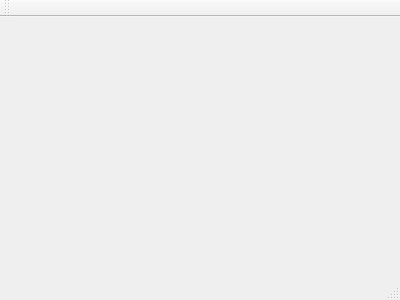
Before: the Qt Designer form Yatzy/Yatzy/mainwindow.ui in GUI-Programmering-Yatzy-Juli/Yatzy, drawn with Qt 5.
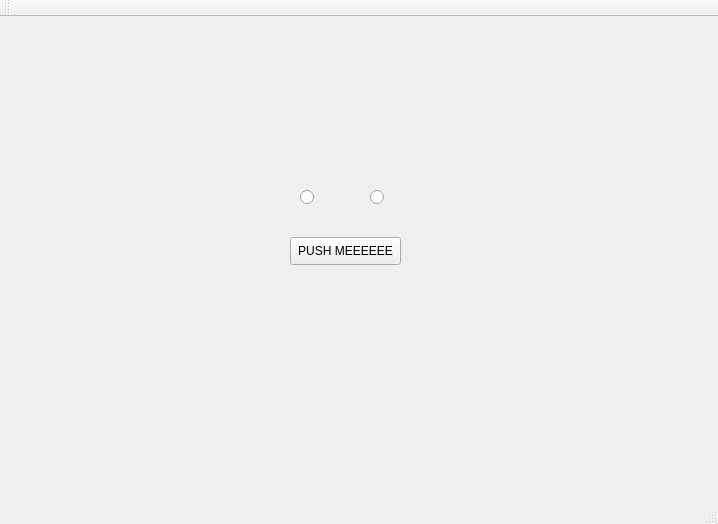
After: the same form once the commit is applied.

Commit message: Glad gubbe

Patch:
```diff
--- a/Yatzy/Yatzy/mainwindow.ui
+++ b/Yatzy/Yatzy/mainwindow.ui
@@ -1,24 +1,79 @@
 <ui version="4.0">
  <class>MainWindow</class>
- <widget class="QMainWindow" name="MainWindow" >
-  <property name="geometry" >
+ <widget class="QMainWindow" name="MainWindow">
+  <property name="geometry">
    <rect>
     <x>0</x>
     <y>0</y>
-    <width>400</width>
-    <height>300</height>
+    <width>718</width>
+    <height>524</height>
    </rect>
   </property>
   <property name="windowTitle" >
    <string>MainWindow</string>
   </property>
-  <widget class="QMenuBar" name="menuBar" />
-  <widget class="QToolBar" name="mainToolBar" />
-  <widget class="QWidget" name="centralWidget" />
-  <widget class="QStatusBar" name="statusBar" />
+  <widget class="QWidget" name="centralWidget">
+   <widget class="QPushButton" name="pushButton">
+    <property name="geometry">
+     <rect>
+      <x>290</x>
+      <y>220</y>
+      <width>111</width>
+      <height>28</height>
+     </rect>
+    </property>
+    <property name="text">
+     <string>PUSH MEEEEEE</string>
+    </property>
+   </widget>
+   <widget class="QRadioButton" name="radioButton">
+    <property name="geometry">
+     <rect>
+      <x>370</x>
+      <y>170</y>
+      <width>95</width>
+      <height>20</height>
+     </rect>
+    </property>
+    <property name="text">
+     <string/>
+    </property>
+   </widget>
+   <widget class="QRadioButton" name="radioButton_2">
+    <property name="geometry">
+     <rect>
+      <x>300</x>
+      <y>170</y>
+      <width>95</width>
+      <height>20</height>
+     </rect>
+    </property>
+    <property name="text">
+     <string/>
+    </property>
+   </widget>
+  </widget>
+  <widget class="QMenuBar" name="menuBar">
+   <property name="geometry">
+    <rect>
+     <x>0</x>
+     <y>0</y>
+     <width>718</width>
+     <height>26</height>
+    </rect>
+   </property>
+  </widget>
+  <widget class="QToolBar" name="mainToolBar">
+   <attribute name="toolBarArea">
+    <enum>TopToolBarArea</enum>
+   </attribute>
+   <attribute name="toolBarBreak">
+    <bool>false</bool>
+   </attribute>
+  </widget>
+  <widget class="QStatusBar" name="statusBar"/>
  </widget>
- <layoutDefault spacing="6" margin="11" />
- <pixmapfunction></pixmapfunction>
+ <layoutdefault spacing="6" margin="11"/>
  <resources/>
  <connections/>
 </ui>
```
Left out of the diff: 3 changed lines with no effect on the pictures.
